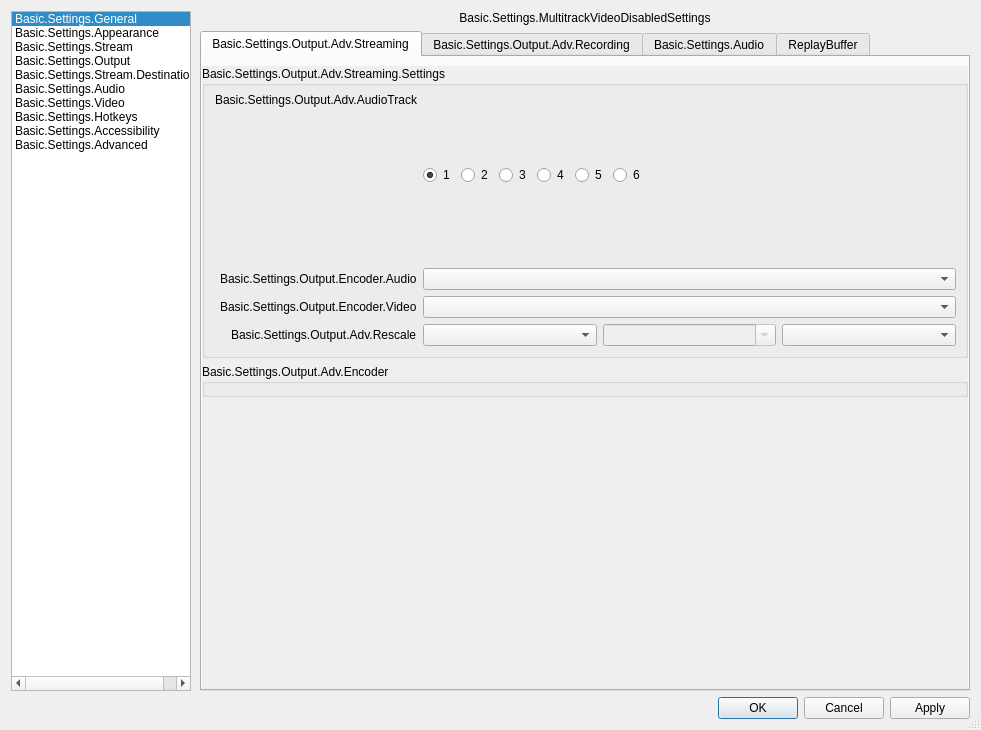
Old version of the form frontend/forms/OBSBasicSettings.ui in the repository TheB1gG/obs-studio.
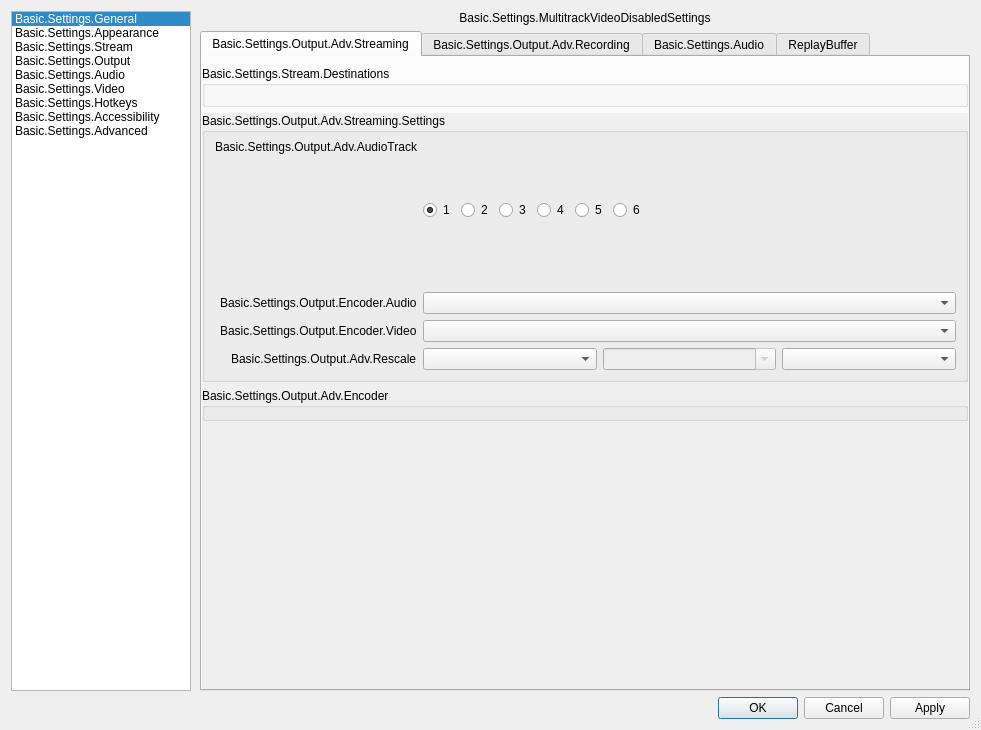
New version of the form. The open tabs and pages were chosen to show the change. Icons and pictures are not drawn. Custom widgets are drawn as their Qt base class.

Commit message: settings: put the streaming destination cards on the Output tab

```diff
--- a/frontend/forms/OBSBasicSettings.ui
+++ b/frontend/forms/OBSBasicSettings.ui
@@ -96,15 +96,6 @@
           <normaloff>:/settings/images/settings/output.svg</normaloff>:/settings/images/settings/output.svg</iconset>
         </property>
        </item>
-       <item>
-        <property name="text">
-         <string>Basic.Settings.Stream.Destinations</string>
-        </property>
-        <property name="icon">
-         <iconset resource="obs.qrc">
-          <normaloff>:/settings/images/settings/output.svg</normaloff>:/settings/images/settings/output.svg</iconset>
-        </property>
-       </item>
        <item>
         <property name="text">
          <string>Basic.Settings.Audio</string>
@@ -2402,6 +2393,14 @@
                     <property name="bottomMargin">
                      <number>0</number>
                     </property>
+                    <item>
+                     <widget class="QGroupBox" name="advOutDestinationsGroup">
+                      <property name="title">
+                       <string>Basic.Settings.Stream.Destinations</string>
+                      </property>
+                      <layout class="QVBoxLayout" name="destinationsPageLayout"/>
+                     </widget>
+                    </item>
                     <item>
                      <widget class="QScrollArea" name="scrollArea_3">
                       <property name="frameShape">
@@ -5478,9 +5477,6 @@
          </item>
         </layout>
        </widget>
-       <widget class="QWidget" name="destinationsPage">
-        <layout class="QVBoxLayout" name="destinationsPageLayout"/>
-       </widget>
        <widget class="QWidget" name="audioPage">
         <layout class="QVBoxLayout" name="formLayout">
          <property name="leftMargin">
```
The commit also changes 2 other files.
